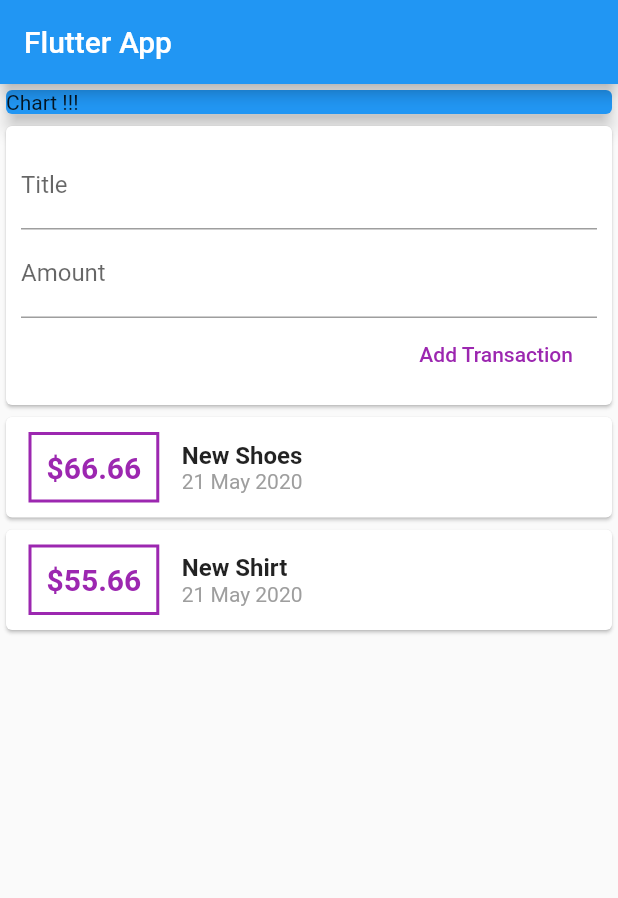
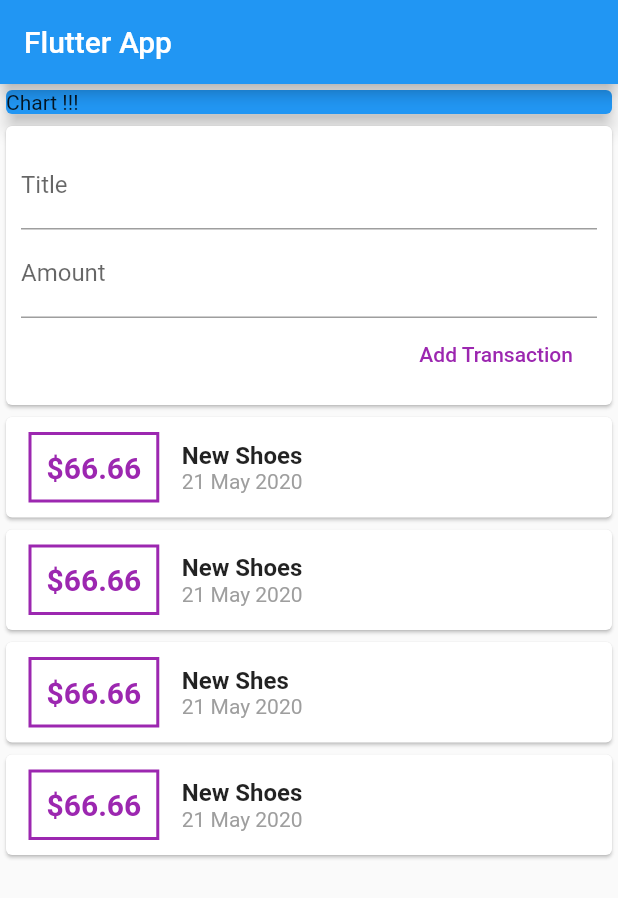
Before and after one commit to ARUNMOHAN9/mock-expense-app-flutter, a Flutter app: the screen it shows after launch, on a phone screen of 412 x 824 dp. Shown: the top 898 px of the screen. Run offline on Flutter 3.47's test engine with Material 2 defaults, Android fonts, the phone set to English and light mode, and no system bars.

Commit message:
splitted into widgets

```diff
--- a/lib/main.dart
+++ b/lib/main.dart
@@ -1,8 +1,6 @@
 import 'package:flutter/material.dart';
 
-import 'package:intl/intl.dart';
-
-import 'models/transaction.dart';
+import 'widgets/transaction_home.dart';
 
 void main() => runApp(MyApp());
 
@@ -18,23 +16,6 @@ class MyApp extends StatelessWidget {
 
 class MyHomePage extends StatelessWidget {
 
-  final titleInput = new TextEditingController();
-  final amountInput = new TextEditingController();
-
-  final List<Transaction> transactions = [
-    Transaction(
-      id: '121',
-      amount: 66.66,
-      title: 'New Shoes',
-      date: DateTime.now(),
-    ),
-    Transaction(
-      id: '135',
-      amount: 55.66,
-      title: 'New Shirt',
-      date: DateTime.now(),
-    ),
-  ];
 
   @override
   Widget build(BuildContext context) {
@@ -54,76 +35,7 @@ class MyHomePage extends StatelessWidget {
               elevation: 5,
             ),
           ),
-          Card(
-            child: Container(
-              padding: EdgeInsets.all(10),
-              child: Column(
-                crossAxisAlignment: CrossAxisAlignment.end,
-                children: <Widget>[
-                  TextField(
-                    decoration: InputDecoration(labelText: 'Title'),
-                    controller: titleInput,
-                  ),
-                  TextField(
-                    decoration: InputDecoration(labelText: 'Amount'),
-                   controller: amountInput,
-                  ),
-                  FlatButton(
-                    onPressed: () => {
-                      print(titleInput.text),
-                      print(amountInput.text),
-                    },
-                    textColor: Colors.purple,
-                    child: Text('Add Transaction'),
-                  )
-                ],
-              ),
-            ),
-          ),
-          Column(
-            children: transactions.map((tx) {
-              return Card(
-                child: Row(
-                  children: <Widget>[
-                    Container(
-                      decoration: BoxDecoration(
-                        border: Border.all(
-                          color: Colors.purple,
-                          width: 2,
-                        ),
-                      ),
-                      padding: EdgeInsets.all(10),
-                      margin: EdgeInsets.symmetric(
-                        horizontal: 15,
-                        vertical: 10,
-                      ),
-                      child: Text(
-                        '\$${tx.amount.toString()}',
-                        style: TextStyle(
-                            color: Colors.purple,
-                            fontWeight: FontWeight.bold,
-                            fontSize: 20),
-                      ),
-                    ),
-                    Column(
-                      crossAxisAlignment: CrossAxisAlignment.start,
-                      children: <Widget>[
-                        Text(
-                          tx.title,
-                          style: TextStyle(
-                              fontSize: 16, fontWeight: FontWeight.bold),
-                        ),
-                        Text(
-                          DateFormat('dd MMM yyyy').format(tx.date),
-                          style: TextStyle(fontSize: 14, color: Colors.grey),
-                        )
-                      ],
-                    ),
-                  ],
-                ),
-              );
-            }).toList(),
-          ),
+          TransactionHome(),
         ],
       ),
     );
--- /dev/null
+++ b/lib/widgets/new_transaction.dart
@@ -0,0 +1,36 @@
+import 'package:flutter/material.dart';
+
+class NewTransaction extends StatelessWidget {
+  final Function newTxn;
+  final titleInput = new TextEditingController();
+  final amountInput = new TextEditingController();
+
+  NewTransaction(this.newTxn);
+
+  @override
+  Widget build(BuildContext context) {
+    return Card(
+      child: Container(
+        padding: EdgeInsets.all(10),
+        child: Column(
+          crossAxisAlignment: CrossAxisAlignment.end,
+          children: <Widget>[
+            TextField(
+              decoration: InputDecoration(labelText: 'Title'),
+              controller: titleInput,
+            ),
+            TextField(
+              decoration: InputDecoration(labelText: 'Amount'),
+              controller: amountInput,
+            ),
+            FlatButton(
+              onPressed: () => newTxn(titleInput.text, double.parse(amountInput.text)),
+              textColor: Colors.purple,
+              child: Text('Add Transaction'),
+            )
+          ],
+        ),
+      ),
+    );
+  }
+}
--- /dev/null
+++ b/lib/widgets/transaction_home.dart
@@ -0,0 +1,99 @@
+import 'package:flutter/material.dart';
+
+import '../models/transaction.dart';
+
+import 'new_transaction.dart';
+import 'transaction_list.dart';
+
+class TransactionHome extends StatefulWidget {
+  @override
+  _TransactionHomeState createState() => _TransactionHomeState();
+}
+
+class _TransactionHomeState extends State<TransactionHome> {
+  final List<Transaction> _userTransactions = [
+    Transaction(
+      id: '121',
+      amount: 66.66,
+      title: 'New Shoes',
+      date: DateTime.now(),
+    ),
+    Transaction(
+      id: '121',
+      amount: 66.66,
+      title: 'New Shoes',
+      date: DateTime.now(),
+    ),
+    Transaction(
+      id: '121',
+      amount: 66.66,
+      title: 'New Shes',
+      date: DateTime.now(),
+    ),
+    Transaction(
+      id: '121',
+      amount: 66.66,
+      title: 'New Shoes',
+      date: DateTime.now(),
+    ),
+    Transaction(
+      id: '121',
+      amount: 66.66,
+      title: 'New Shoes',
+      date: DateTime.now(),
+    ),
+    Transaction(
+      id: '121',
+      amount: 66.66,
+      title: 'New Shoes',
+      date: DateTime.now(),
+    ),
+    Transaction(
+      id: '121',
+      amount: 66.66,
+      title: 'New Shoes',
+      date: DateTime.now(),
+    ),
+    Transaction(
+      id: '121',
+      amount: 66.66,
+      title: 'New Shoes',
+      date: DateTime.now(),
+    ),
+    Transaction(
+      id: '121',
+      amount: 66.66,
+      title: 'New Shoes',
+      date: DateTime.now(),
+    ),
+    Transaction(
+      id: '135',
+      amount: 55.66,
+      title: 'New Shirt',
+      date: DateTime.now(),
+    ),
+  ];
+
+  void _addTransaction(String title, double amount) {
+    print('hit');
+    final obj = new Transaction(
+        id: DateTime.now().toString(),
+        title: title,
+        amount: amount,
+        date: DateTime.now());
+
+    setState(() {
+      _userTransactions.add(obj);
+    });
+  }
+
+  @override
+  Widget build(BuildContext context) {
+    return Column(
+      children: <Widget>[
+        NewTransaction(_addTransaction),
+        TransactionList(_userTransactions),
+      ],
+    );
+  }
+}
--- /dev/null
+++ b/lib/widgets/transaction_list.dart
@@ -0,0 +1,62 @@
+import 'package:flutter/material.dart';
+
+import 'package:intl/intl.dart';
+
+import '../models/transaction.dart';
+
+class TransactionList extends StatelessWidget {
+
+  final List<Transaction> userTransactions;
+
+  TransactionList(this.userTransactions);
+
+  @override
+  Widget build(BuildContext context) {
+    return Container(
+      height: 300,
+      child: ListView(
+        children: userTransactions.map((tx) {
+          return Card(
+            child: Row(
+              children: <Widget>[
+                Container(
+                  decoration: BoxDecoration(
+                    border: Border.all(
+                      color: Colors.purple,
+                      width: 2,
+                    ),
+                  ),
+                  padding: EdgeInsets.all(10),
+                  margin: EdgeInsets.symmetric(
+                    horizontal: 15,
+                    vertical: 10,
+                  ),
+                  child: Text(
+                    '\$${tx.amount.toString()}',
+                    style: TextStyle(
+                        color: Colors.purple,
+                        fontWeight: FontWeight.bold,
+                        fontSize: 20),
+                  ),
+                ),
+                Column(
+                  crossAxisAlignment: CrossAxisAlignment.start,
+                  children: <Widget>[
+                    Text(
+                      tx.title,
+                      style: TextStyle(fontSize: 16, fontWeight: FontWeight.bold),
+                    ),
+                    Text(
+                      DateFormat('dd MMM yyyy').format(tx.date),
+                      style: TextStyle(fontSize: 14, color: Colors.grey),
+                    )
+                  ],
+                ),
+              ],
+            ),
+          );
+        }).toList(),
+      ),
+    );
+  }
+}
```
